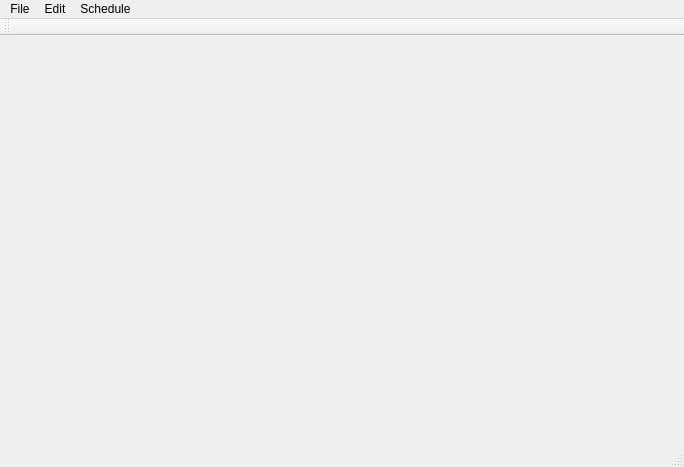
Above: mainwindow.ui from Aeturnus/EM_Scheduler_QT before the change. Below: the same form after it.
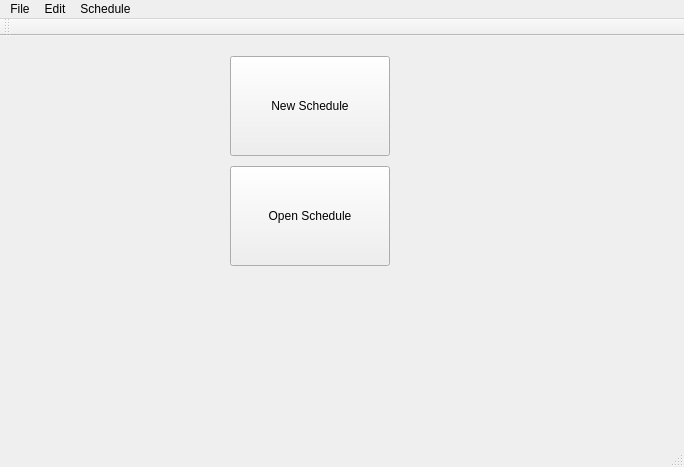
That is the form after the change.

What changed in the file:
```diff
--- a/mainwindow.ui
+++ b/mainwindow.ui
@@ -13,7 +13,34 @@
   <property name="windowTitle">
    <string>Scheduler</string>
   </property>
-  <widget class="QWidget" name="centralWidget"/>
+  <widget class="QWidget" name="centralWidget">
+   <widget class="QPushButton" name="pushButtonNew">
+    <property name="geometry">
+     <rect>
+      <x>230</x>
+      <y>20</y>
+      <width>160</width>
+      <height>100</height>
+     </rect>
+    </property>
+    <property name="text">
+     <string>New Schedule</string>
+    </property>
+   </widget>
+   <widget class="QPushButton" name="pushButtonOpen">
+    <property name="geometry">
+     <rect>
+      <x>230</x>
+      <y>130</y>
+      <width>160</width>
+      <height>100</height>
+     </rect>
+    </property>
+    <property name="text">
+     <string>Open Schedule</string>
+    </property>
+   </widget>
+  </widget>
   <widget class="QMenuBar" name="menuBar">
    <property name="geometry">
     <rect>
```
Left out of the diff: 18 changed lines with no effect on the pictures.
